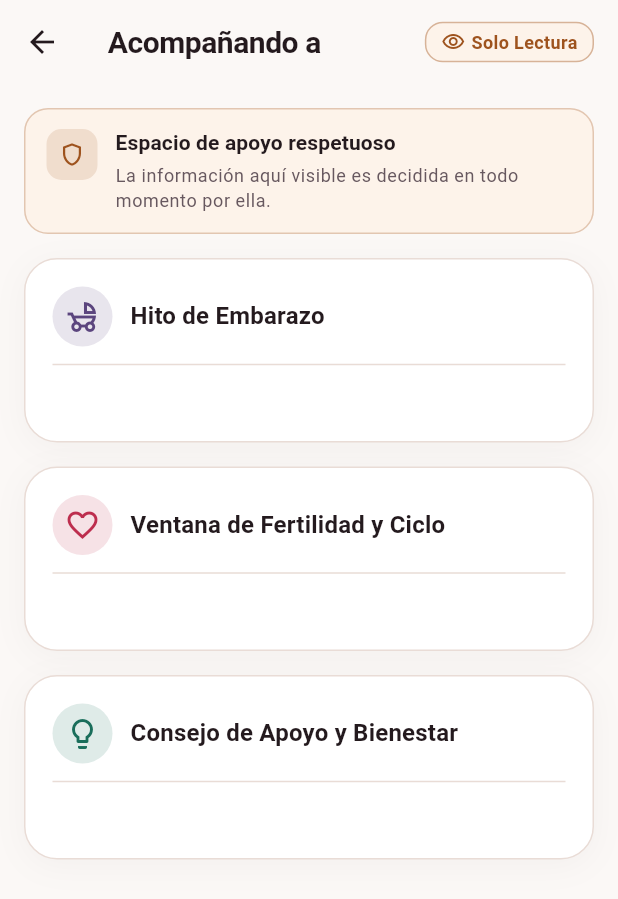
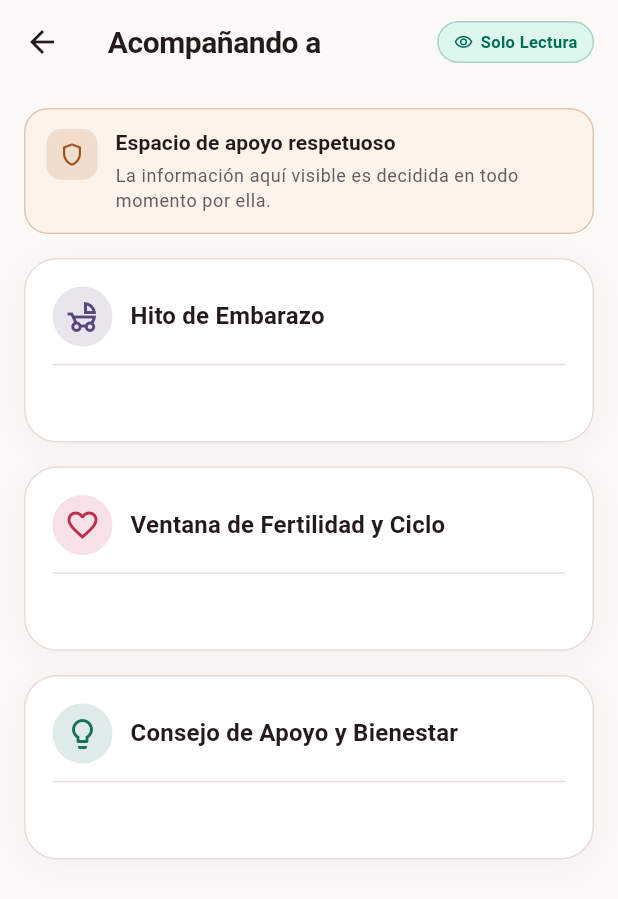
Before and after one commit to eduardoevz/Cora, a Flutter app: the PartnerCompanionViewPage screen opened directly with empty values, on a phone screen of 412 x 824 dp. Shown: the top 899 px of the screen. Run offline on Flutter 3.47's test engine with Material 3 defaults, Android fonts, the phone set to English and light mode, and no system bars; our stand-ins replace dio, drift, firebase_auth, firebase_core, flutter_riverpod; accounts and stored records are empty; generated files the repository leaves out were written again.

Commit message:
feat(mobile-ui): refine Assistant RAG, Library, Partner, and Privacy screens to Stitch hybrid design

```diff
--- a/mobile/lib/features/partner/presentation/pages/partner_companion_view_page.dart
+++ b/mobile/lib/features/partner/presentation/pages/partner_companion_view_page.dart
@@ -40,31 +40,15 @@ class PartnerCompanionViewPage extends StatelessWidget {
     return Scaffold(
       appBar: AppBar(
         title: Text('Acompañando a ${projection.sharingUserName}'),
-        actions: [
-          Container(
-            margin: const EdgeInsets.only(right: 16),
-            padding: const EdgeInsets.symmetric(horizontal: 10, vertical: 4),
-            decoration: BoxDecoration(
-              color: tokens.follicularSurface,
-              borderRadius: BorderRadius.circular(12),
-              border:
-                  Border.all(color: tokens.follicular.withValues(alpha: 0.4)),
-            ),
-            child: Row(
-              mainAxisSize: MainAxisSize.min,
-              children: [
-                Icon(Icons.visibility_outlined,
-                    size: 16, color: tokens.follicular),
-                const SizedBox(width: 4),
-                Text(
-                  'Solo Lectura',
-                  style: TextStyle(
-                    fontSize: 12,
-                    fontWeight: FontWeight.w600,
-                    color: tokens.follicular,
-                  ),
-                ),
-              ],
+        actions: const [
+          Padding(
+            padding: EdgeInsets.only(right: 16),
+            child: Center(
+              child: CoraMintStatusPill(
+                label: 'Solo Lectura',
+                icon: Icons.visibility_outlined,
+                variant: CoraStatusPillVariant.softMint,
+              ),
             ),
           ),
         ],
```
Also changed, not shown: mobile/lib/features/assistant/presentation/cora_assistant_chat_page.dart (+19 -7 lines), mobile/lib/features/education/presentation/clinical_library_page.dart (+12 -1 lines), mobile/lib/features/partner/presentation/pages/partner_sharing_settings_page.dart (+3 -8 lines), mobile/lib/features/privacy/presentation/pages/privacy_and_data_sovereignty_page.dart (+14 -0 lines).
